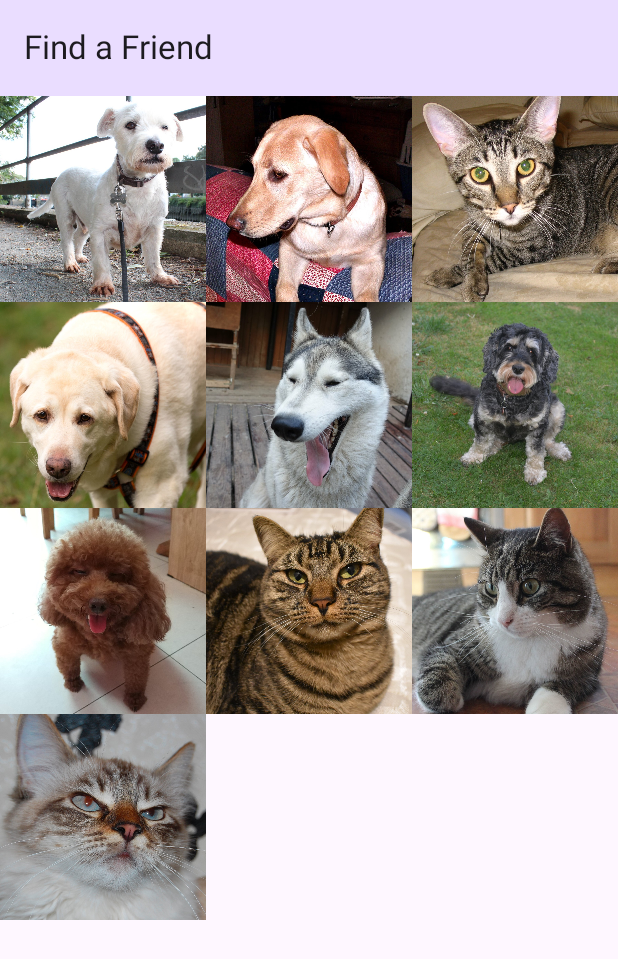
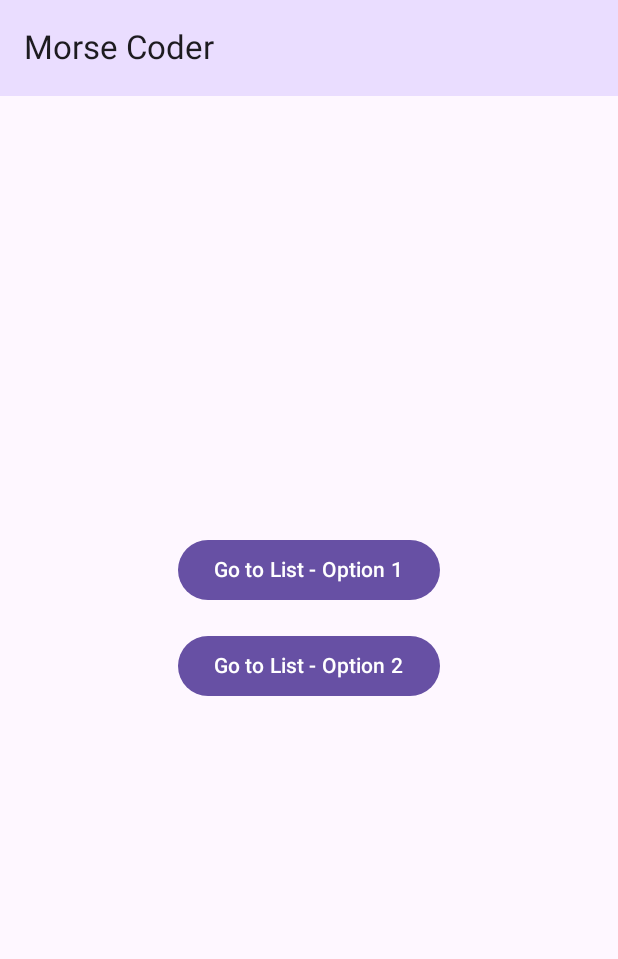
Before and after one commit to xgarcia17/MorseCoder, an Android app built with Jetpack Compose: the screen it shows after launch (MainActivity), on a phone screen of 412 x 824 dp. Shown: the top 959 px of the screen. Run offline under Robolectric (Android 15) with nearby library versions, the phone set to English and light mode, and no system bars.

Commit message:
feat: implement routes; add home page that routes to list page

```diff
--- a/app/src/main/java/com/zybooks/petadoption/data/MorseCoderDataSource.kt
+++ b/app/src/main/java/com/zybooks/petadoption/data/MorseCoderDataSource.kt
@@ -48,51 +48,6 @@
          age = 5,
          description = "Gus is a fun-loving dog who loves to chase squirrels.",
          imageId = R.drawable.pet5
-      ),
-      Pet(
-         id = 6,
-         type = PetType.DOG,
-         name = "Lilly",
-         gender = PetGender.FEMALE,
-         age = 5,
-         description = "Lilly loves being outside.",
-         imageId = R.drawable.pet6
-      ),
-      Pet(
-         id = 7,
-         type = PetType.DOG,
-         name = "Bella",
-         gender = PetGender.FEMALE,
-         age = 4,
-         description = "Bella is a sweetheart who loves long walks.",
-         imageId = R.drawable.pet7
-      ),
-      Pet(
-         id = 8,
-         type = PetType.CAT,
-         name = "Sam",
-         gender = PetGender.MALE,
-         age = 5,
-         description = "Sam loves to sit and watch TV.",
-         imageId = R.drawable.pet8
-      ),
-      Pet(
-         id = 9,
-         type = PetType.CAT,
-         name = "Jessy",
-         gender = PetGender.FEMALE,
-         age = 2,
-         description = "Jessy is a frisky cat with lots of energy.",
-         imageId = R.drawable.pet9
-      ),
-      Pet(
-         id = 10,
-         type = PetType.CAT,
-         name = "Bubba",
-         gender = PetGender.MALE,
-         age = 5,
-         description = "Bubba is just looking for a good time.",
-         imageId = R.drawable.pet10
       )
    )
 
--- a/app/src/main/java/com/zybooks/petadoption/ui/MorseCoderApp.kt
+++ b/app/src/main/java/com/zybooks/petadoption/ui/MorseCoderApp.kt
@@ -1,12 +1,16 @@
 package com.zybooks.petadoption.ui
 
+import android.annotation.SuppressLint
 import androidx.compose.foundation.Image
 import androidx.compose.foundation.clickable
 import androidx.compose.foundation.layout.Arrangement
 import androidx.compose.foundation.layout.Column
 import androidx.compose.foundation.layout.PaddingValues
 import androidx.compose.foundation.layout.Row
+import androidx.compose.foundation.layout.Spacer
+import androidx.compose.foundation.layout.fillMaxSize
 import androidx.compose.foundation.layout.fillMaxWidth
+import androidx.compose.foundation.layout.height
 import androidx.compose.foundation.layout.padding
 import androidx.compose.foundation.layout.size
 import androidx.compose.foundation.lazy.grid.GridCells
@@ -58,43 +62,65 @@ sealed class Routes {
    )
 }
 
+@SuppressLint("UnusedMaterial3ScaffoldPaddingParameter")
 @Composable
 fun MorseCoderApp() {
    val navController = rememberNavController()
 
    NavHost(
       navController = navController,
-      startDestination = Routes.List
+      startDestination = "start_screen"
    ) {
-      composable<Routes.List> {
+      composable("start_screen") {
+         Scaffold(
+            topBar = {
+               MorseCoderAppBar(
+                  title = "Morse Coder",
+                  canNavigateBack = false,
+               )
+            }
+         ) {
+            StartScreen(
+               onNavigateToList = { title ->
+                  // Navigate to the ListScreen with the appropriate title
+                  navController.navigate("list_screen/$title")
+               }
+            )
+         }
+      }
+
+      composable("list_screen/{title}") { backstackEntry ->
+         val title = backstackEntry.arguments?.getString("title") ?: "Default Title"
+
          ListScreen(
+            title = title, // Pass the title to ListScreen
             onImageClick = { pet ->
-               navController.navigate(
-                  Routes.Detail(pet.id)
-               )
+               navController.navigate("detail_screen/${pet.id}")
+            },
+            onUpClick = {
+               // Navigate back to the "start_screen"
+               navController.navigateUp()  // This will navigate back to the start screen
             }
          )
       }
-      composable<Routes.Detail> { backstackEntry ->
-         val details: Routes.Detail = backstackEntry.toRoute()
 
+      composable("detail_screen/{petId}") { backstackEntry ->
+         val petId = backstackEntry.arguments?.getString("petId")?.toInt() ?: 0
          DetailScreen(
-            petId = details.petId,
+            petId = petId,
             onAdoptClick = {
-               navController.navigate(
-                  Routes.Adopt(details.petId)
-               )
+               navController.navigate("adopt_screen/$petId")
             },
             onUpClick = {
                navController.navigateUp()
             }
          )
       }
-      composable<Routes.Adopt> { backstackEntry ->
-         val adopt: Routes.Adopt = backstackEntry.toRoute()
 
+      composable("adopt_screen/{petId}") { backstackEntry ->
+         val petId = backstackEntry.arguments?.getString("petId")?.toInt() ?: 0
          AdoptScreen(
-            petId = adopt.petId,
+            petId = petId,
             onUpClick = {
                navController.navigateUp()
             }
@@ -102,6 +128,31 @@ fun MorseCoderApp() {
       }
    }
 }
+
+
+@Composable
+fun StartScreen(
+   onNavigateToList: (String) -> Unit
+) {
+   Column(
+      modifier = Modifier
+         .fillMaxSize()
+         .padding(16.dp),
+      verticalArrangement = Arrangement.Center,
+      horizontalAlignment = Alignment.CenterHorizontally
+   ) {
+      Button(onClick = { onNavigateToList("Option 1") }) {
+         Text("Go to List - Option 1")
+      }
+
+      Spacer(modifier = Modifier.height(16.dp))
+
+      Button(onClick = { onNavigateToList("Option 2") }) {
+         Text("Go to List - Option 2")
+      }
+   }
+}
+
 
 @OptIn(ExperimentalMaterial3Api::class)
 @Composable
@@ -129,14 +180,18 @@ fun MorseCoderAppBar(
 
 @Composable
 fun ListScreen(
+   title: String,
    onImageClick: (Pet) -> Unit,
    modifier: Modifier = Modifier,
-   viewModel: ListViewModel = viewModel()
+   viewModel: ListViewModel = viewModel(),
+   onUpClick: () -> Unit = { }
 ) {
    Scaffold(
       topBar = {
          MorseCoderAppBar(
-            title = "Find a Friend"
+            title = "Pet List $title",
+            canNavigateBack = true,
+            onUpClick = onUpClick
          )
       }
    ) { innerPadding ->
@@ -164,7 +219,7 @@ fun ListScreen(
 fun PreviewListScreen() {
    MorseCoderTheme {
       ListScreen(
-//         petList = PetDataSource().loadPets(),
+         title = "test title",
          onImageClick = { }
       )
    }
--- a/app/src/main/java/com/zybooks/petadoption/ui/PetViewModel.kt
+++ b/app/src/main/java/com/zybooks/petadoption/ui/PetViewModel.kt
@@ -7,7 +7,7 @@ import androidx.lifecycle.ViewModel
 import com.zybooks.petadoption.data.MorseCoderDataSource
 import com.zybooks.petadoption.data.Pet
 
-class PetViewModel : ViewModel() {
+class MorseCoderViewModel : ViewModel() {
    val petList = MorseCoderDataSource().loadPets()
    var selectedPet by mutableStateOf(Pet())
 }
```
Also changed, not shown: app/src/main/java/com/zybooks/petadoption/MainActivity.kt (+8 -0 lines).
